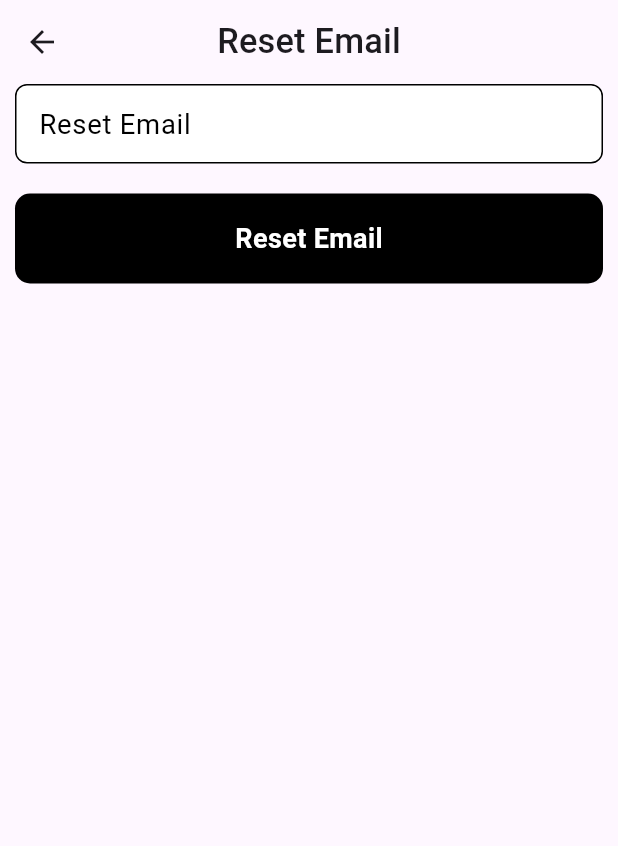
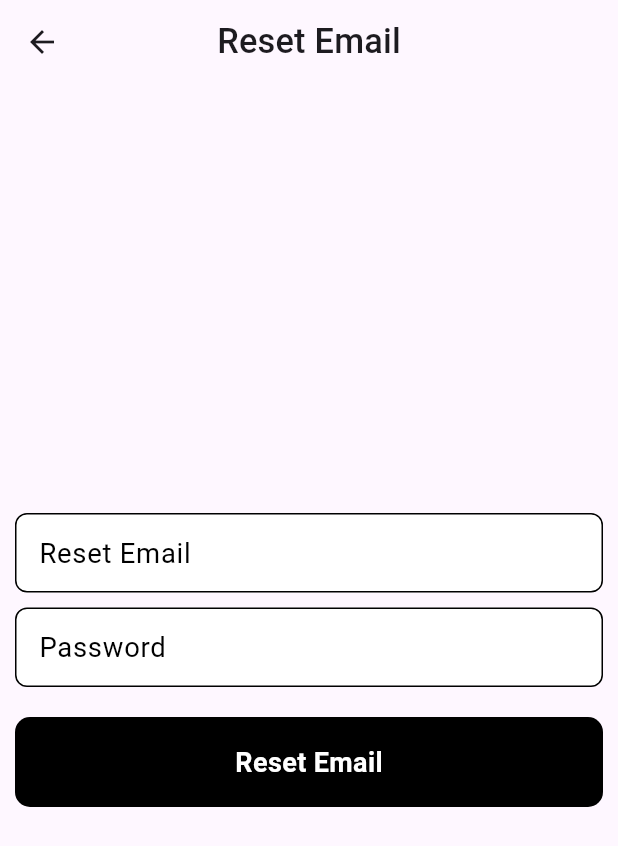
Before and after one commit to Shahabmustafa/inventra-pro, a Flutter app: the ResetEmail screen opened directly, after a tap on "Reset Email", on a phone screen of 412 x 824 dp. Shown: the top 846 px of the screen. Run offline on Flutter 3.47's test engine with Material 3 defaults, Android fonts, the phone set to English and light mode, and no system bars; our stand-ins replace cached_network_image, cloud_firestore, file_picker, firebase_auth, firebase_core, firebase_storage and 4 more; accounts and stored records are empty; network calls fail.

Commit message:
add some code

```diff
--- a/lib/screens/home/admin/reset_email.dart
+++ b/lib/screens/home/admin/reset_email.dart
@@ -12,17 +12,34 @@ class ResetEmail extends StatefulWidget {
 class _ResetEmailState extends State<ResetEmail> {
 
   final resetEmail = TextEditingController();
+  final password = TextEditingController();
   final auth = FirebaseAuth.instance.currentUser;
+  bool loading = false;
   resetYourEmail()async{
+    setState(() {
+      loading = true;
+    });
     try {
-      final user = FirebaseAuth.instance.currentUser;
-      if(user!.emailVerified){
-        user.sendEmailVerification();
-      }else{
-        user.updateEmail("shahabmustafa57@gmail.com");
-      }
+      final user = FirebaseAuth.instance.createUserWithEmailAndPassword(
+        email: resetEmail.text,
+        password: password.text,
+      ).then((value){
+        setState(() {
+          loading = false;
+        });
+        FirebaseFirestore.instance.collection("admin").doc("admin").update({
+          "email" : resetEmail.text,
+        });
+      }).onError((error, stackTrace){
+        setState(() {
+          loading = false;
+        });
+      });
     } catch (e) {
       print("Error updating email: $e");
+      setState(() {
+        loading = false;
+      });
       // Handle errors here
     }
   }
@@ -42,12 +59,23 @@ class _ResetEmailState extends State<ResetEmail> {
       body: Padding(
         padding: const EdgeInsets.symmetric(horizontal: 10),
         child: Column(
+          mainAxisAlignment: MainAxisAlignment.center,
           children: [
             TextFormField(
               controller: resetEmail,
               style: const TextStyle(color: Colors.black),
               decoration: InputDecoration(
                 hintText: "Reset Email",
+              ),
+            ),
+            SizedBox(
+              height: 10,
+            ),
+            TextFormField(
+              controller: password,
+              style: const TextStyle(color: Colors.black),
+              decoration: InputDecoration(
+                hintText: "Password",
               ),
             ),
             SizedBox(
@@ -62,7 +90,13 @@ class _ResetEmailState extends State<ResetEmail> {
                   color: Colors.black,
                   borderRadius: BorderRadius.circular(10),
                 ),
-                child: Center(
+                child: loading ?
+                Center(
+                  child: CircularProgressIndicator(
+                    color: Colors.white,
+                  ),
+                ) :
+                Center(
                   child: Text(
                     "Reset Email",
                     style: TextStyle(
```
Also changed, not shown: lib/screens/home/admin/search_vin_screen.dart (+12 -4 lines).
